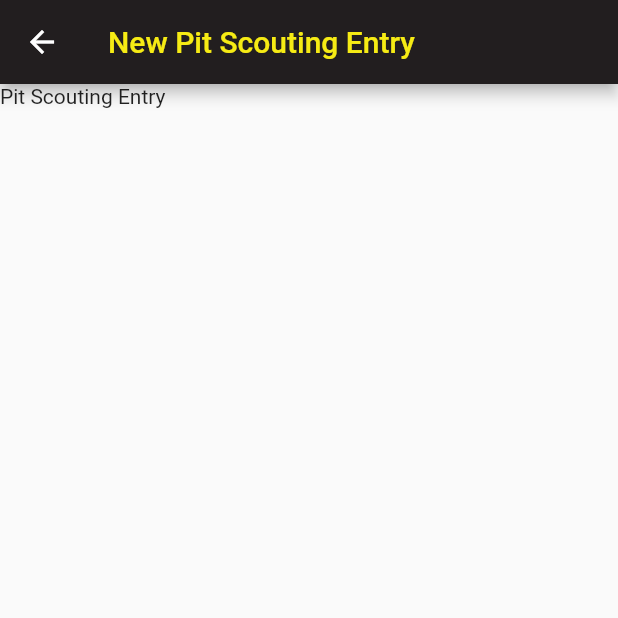
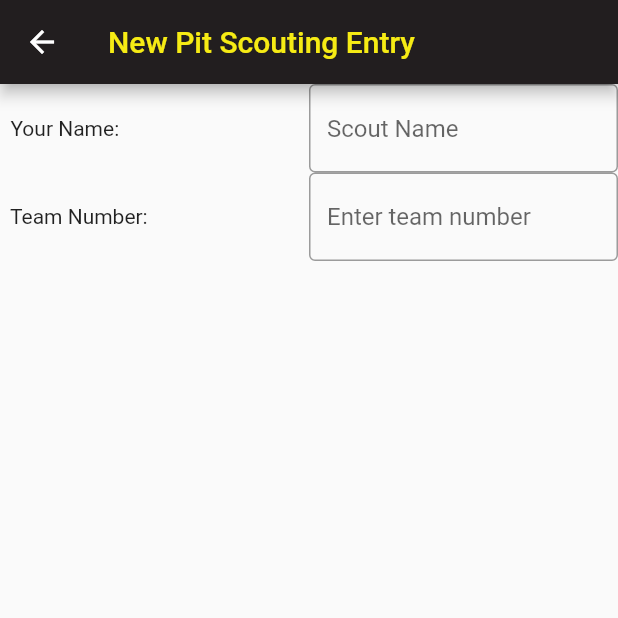
Before and after one commit to samp42/TechScout2023, a Flutter app: the PitScoutingEntry screen opened directly, on a phone screen of 412 x 824 dp, the top half of it. Run offline on Flutter 3.47's test engine with Material 2 defaults, Android fonts, the light colour scheme and no system bars.

Commit message:
Add entry field in pit_scouting_entry

```diff
--- a/Scout/lib/views/pit_scouting/pit_scouting_entry.dart
+++ b/Scout/lib/views/pit_scouting/pit_scouting_entry.dart
@@ -13,14 +13,29 @@ class PitScoutingEntry extends StatelessWidget {
             style: TextStyle(color: yellowT4K),
           ),
         ),
-
-      body:  Container(
-        child: Text(
-            'Pit Scouting Entry',
-           textAlign: TextAlign.left),
-
+        body: Container(
+          child: Column(children: <Widget>[
+            Row(children: const <Widget>[
+              Expanded(child: Text('  Your Name: ')),
+              Expanded(
+                  child: TextField(
+                decoration: InputDecoration(
+                    border: OutlineInputBorder(), hintText: 'Scout Name'),
+              ))
+            ]),
+            Row(children: const <Widget>[
+              Expanded(child: Text('  Team Number: ')),
+              Expanded(
+                  child: TextField(
+                decoration: InputDecoration(
+                    border: OutlineInputBorder(),
+                    hintText: 'Enter team number'),
+              ))
+            ])
+          ]),
         ),
-        //resizeToAvoidBottomInset : false; // the scaffold is not going to resize when open keyboard
+        resizeToAvoidBottomInset:
+            false // the scaffold is not going to resize when open keyboard
         );
   }
 }
```
Lines whose indentation alone changed are shown as unchanged.
